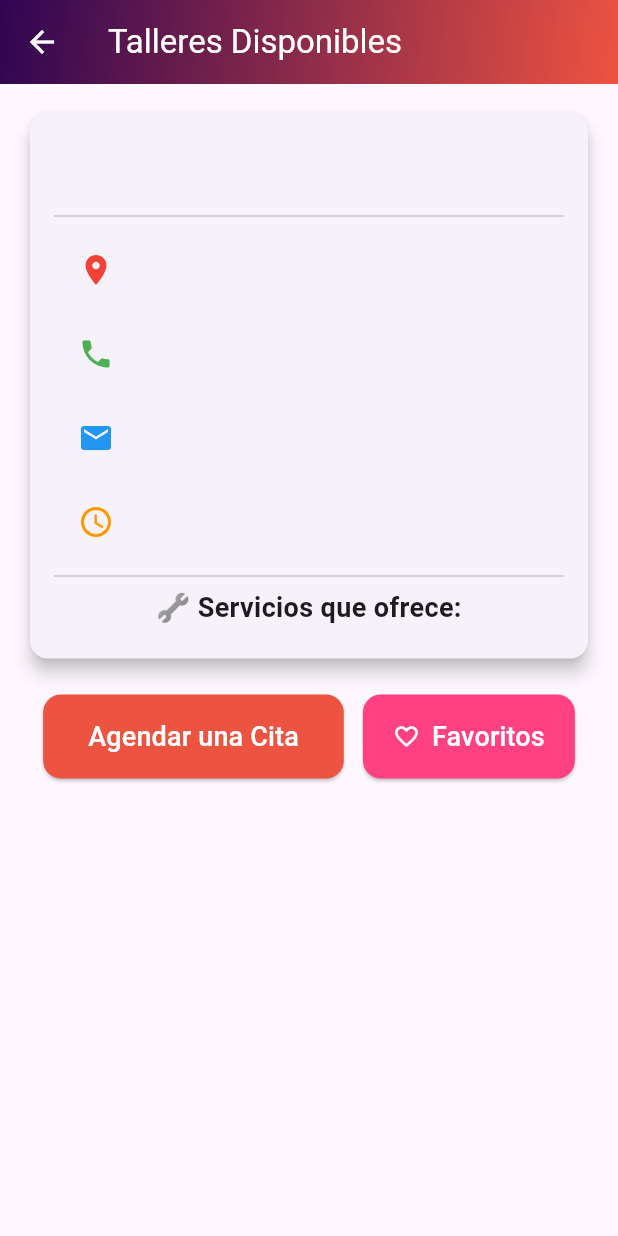
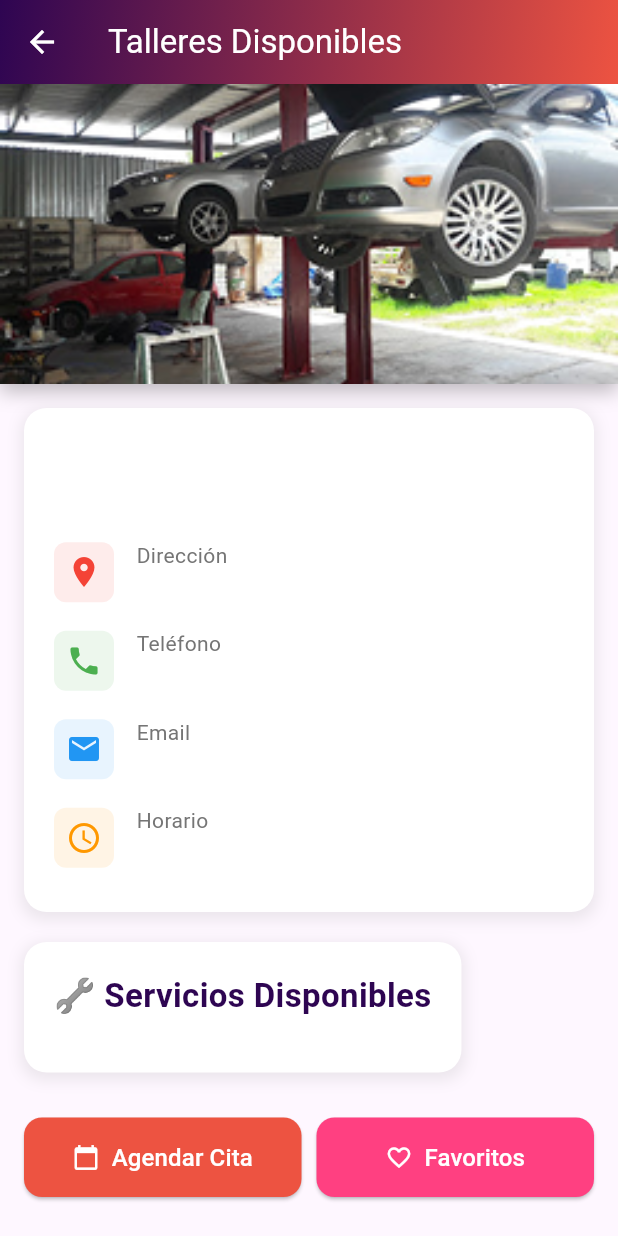
Before and after one commit to BIZAGoD/appclientemia, a Flutter app: the PantallaDetallesTaller screen opened directly with empty values, on a phone screen of 412 x 824 dp. Run offline on Flutter 3.47's test engine with Material 3 defaults, Android fonts, the phone set to English and light mode, and no system bars; our stand-ins replace image_picker, shared_preferences; accounts and stored records are empty.

Commit message:
Mejora de detalles de taller

```diff
--- a/lib/Pantallas/Servicios/PantallaDetallesTaller.dart
+++ b/lib/Pantallas/Servicios/PantallaDetallesTaller.dart
@@ -31,66 +31,131 @@ class PantallaDetallesTaller extends StatelessWidget {
       ),
 
 
-      body: Padding(
+      body: SingleChildScrollView(  // Añadido para permitir scroll
+        child: Column(
+          children: [
+            // Imagen de cabecera
+            Container(
+              height: 200,
+              width: double.infinity,
+              decoration: BoxDecoration(
+                image: DecorationImage(
+                  image: AssetImage('assets/ImageDelTaller.webp'), // Asegúrate de tener esta imagen
+                  fit: BoxFit.cover,
+                ),
+                boxShadow: [
+                  BoxShadow(
+                    color: Colors.black26,
+                    blurRadius: 10,
+                    offset: Offset(0, 5),
+                  ),
+                ],
+              ),
+            ),
+
+            Padding(
               padding: const EdgeInsets.all(16.0),
               child: Column(
                 crossAxisAlignment: CrossAxisAlignment.start,
                 children: [
-            Card(
-              elevation: 5,
-              shape: RoundedRectangleBorder(
-                borderRadius: BorderRadius.circular(12),
+                  // Información principal del taller
+                  Container(
+                    padding: EdgeInsets.all(20),
+                    decoration: BoxDecoration(
+                      color: Colors.white,
+                      borderRadius: BorderRadius.circular(15),
+                      boxShadow: [
+                        BoxShadow(
+                          color: Colors.grey.withOpacity(0.2),
+                          spreadRadius: 2,
+                          blurRadius: 8,
+                          offset: Offset(0, 3),
                         ),
-              child: Padding(
-                padding: const EdgeInsets.all(16.0),
+                      ],
+                    ),
                     child: Column(
                       children: [
                         Text(
                           taller.nombre,
-                      style: const TextStyle(
-                        fontSize: 24,
+                          style: TextStyle(
+                            fontSize: 28,
                             fontWeight: FontWeight.bold,
                             color: Color.fromARGB(255, 46, 5, 82),
                           ),
                           textAlign: TextAlign.center,
                         ),
-                    const SizedBox(height: 10),
-                    const Divider(),
-                    ListTile(
-                      leading: const Icon(Icons.location_on, color: Colors.red),
-                      title: Text(taller.direccion),
+                        SizedBox(height: 20),
+                        _buildInfoTile(
+                          icon: Icons.location_on,
+                          color: Colors.red,
+                          title: 'Dirección',
+                          subtitle: taller.direccion,
                         ),
-                    ListTile(
-                      leading: const Icon(Icons.phone, color: Colors.green),
-                      title: Text(taller.telefono),
+                        _buildInfoTile(
+                          icon: Icons.phone,
+                          color: Colors.green,
+                          title: 'Teléfono',
+                          subtitle: taller.telefono,
                         ),
-                    ListTile(
-                      leading: const Icon(Icons.email, color: Colors.blue),
-                      title: Text(taller.email),
+                        _buildInfoTile(
+                          icon: Icons.email,
+                          color: Colors.blue,
+                          title: 'Email',
+                          subtitle: taller.email,
                         ),
-                    ListTile(
-                      leading: const Icon(Icons.access_time, color: Colors.orange),
-                      title: Text(taller.horario),
+                        _buildInfoTile(
+                          icon: Icons.access_time,
+                          color: Colors.orange,
+                          title: 'Horario',
+                          subtitle: taller.horario,
                         ),
-                    const Divider(),
-                    const Text(
-                      '🔧 Servicios que ofrece:',
-                      style: TextStyle(fontSize: 18, fontWeight: FontWeight.bold),
-                    ),
-                    const SizedBox(height: 5),
-                    // Aquí puedes agregar más detalles si es necesario
                       ],
                     ),
                   ),
+
+                  SizedBox(height: 20),
+
+                  // Sección de servicios
+                  Container(
+                    padding: EdgeInsets.all(20),
+                    decoration: BoxDecoration(
+                      color: Colors.white,
+                      borderRadius: BorderRadius.circular(15),
+                      boxShadow: [
+                        BoxShadow(
+                          color: Colors.grey.withOpacity(0.2),
+                          spreadRadius: 2,
+                          blurRadius: 8,
+                          offset: Offset(0, 3),
+                        ),
+                      ],
+                    ),
+                    child: Column(
+                      crossAxisAlignment: CrossAxisAlignment.start,
+                      children: [
+                        Text(
+                          '🔧 Servicios Disponibles',
+                          style: TextStyle(
+                            fontSize: 22,
+                            fontWeight: FontWeight.bold,
+                            color: Color.fromARGB(255, 46, 5, 82),
+                          ),
+                        ),
+                        SizedBox(height: 15),
+                        // Aquí puedes agregar la lista de servicios
+                      ],
+                    ),
                   ),
 
-            const SizedBox(height: 20),                     //UNA FILA DE BOTONES
+                  SizedBox(height: 30),
+
+                  // Botones de acción
                   Row(
                     mainAxisAlignment: MainAxisAlignment.spaceEvenly,
                     children: [
-                ElevatedButton(
+                      Expanded(
+                        child: ElevatedButton.icon(
                           onPressed: () {
-                                                        // Navegar a la pantalla de agendar servicio
                             Navigator.pushReplacement(
                               context,
                               MaterialPageRoute(
@@ -98,34 +163,39 @@ class PantallaDetallesTaller extends StatelessWidget {
                               ),
                             );
                           },
+                          icon: Icon(Icons.calendar_today, color: Colors.white),
+                          label: Text(
+                            'Agendar Cita',
+                            style: TextStyle(fontSize: 16, color: Colors.white),
+                          ),
                           style: ElevatedButton.styleFrom(
-                    backgroundColor: const Color.fromARGB(255, 237, 83, 65),
-                    padding: const EdgeInsets.symmetric(horizontal: 30, vertical: 15),
+                            backgroundColor: Color.fromARGB(255, 237, 83, 65),
+                            padding: EdgeInsets.symmetric(vertical: 15),
                             shape: RoundedRectangleBorder(
                               borderRadius: BorderRadius.circular(12),
                             ),
                           ),
-                  child: const Text(
-                    'Agendar una Cita',
-                    style: TextStyle(fontSize: 18, color: Colors.white),
                         ),
                       ),
-                ElevatedButton.icon(
+                      SizedBox(width: 10),
+                      Expanded(
+                        child: ElevatedButton.icon(
                           onPressed: () {
                             ScaffoldMessenger.of(context).showSnackBar(
                               SnackBar(content: Text('${taller.nombre} agregado a favoritos ❤️')),
                             );
                           },
-                  icon: const Icon(Icons.favorite_border, color: Colors.white),
-                  label: const Text(
+                          icon: Icon(Icons.favorite_border, color: Colors.white),
+                          label: Text(
                             'Favoritos',
-                    style: TextStyle(fontSize: 18, color: Colors.white),
+                            style: TextStyle(fontSize: 16, color: Colors.white),
                           ),
                           style: ElevatedButton.styleFrom(
                             backgroundColor: Colors.pinkAccent,
-                    padding: const EdgeInsets.symmetric(horizontal: 20, vertical: 15),
+                            padding: EdgeInsets.symmetric(vertical: 15),
                             shape: RoundedRectangleBorder(
                               borderRadius: BorderRadius.circular(12),
+                            ),
                           ),
                         ),
                       ),
@@ -134,6 +204,54 @@ class PantallaDetallesTaller extends StatelessWidget {
                 ],
               ),
             ),
+          ],
+        ),
+      ),
+    );
+  }
+
+  Widget _buildInfoTile({
+    required IconData icon,
+    required Color color,
+    required String title,
+    required String subtitle,
+  }) {
+    return Padding(
+      padding: const EdgeInsets.symmetric(vertical: 8.0),
+      child: Row(
+        children: [
+          Container(
+            padding: EdgeInsets.all(8),
+            decoration: BoxDecoration(
+              color: color.withOpacity(0.1),
+              borderRadius: BorderRadius.circular(8),
+            ),
+            child: Icon(icon, color: color),
+          ),
+          SizedBox(width: 15),
+          Expanded(
+            child: Column(
+              crossAxisAlignment: CrossAxisAlignment.start,
+              children: [
+                Text(
+                  title,
+                  style: TextStyle(
+                    fontSize: 14,
+                    color: Colors.grey[600],
+                  ),
+                ),
+                Text(
+                  subtitle,
+                  style: TextStyle(
+                    fontSize: 16,
+                    fontWeight: FontWeight.w500,
+                  ),
+                ),
+              ],
+            ),
+          ),
+        ],
+      ),
     );
   }
 }
--- a/pubspec.yaml
+++ b/pubspec.yaml
@@ -33,6 +33,8 @@ flutter:
      - assets/perfil.webp
      - assets/logohome.webp
      - assets/pantalla-de-carga1.webp
+     - assets/ImageDelTaller.webp
      - assets/ZKZg.gif
 
+
       # Ruta de la imagen que quieres usar
```
Also changed, not shown: assets/ImageDelTaller.webp (added). Lines whose indentation alone changed are shown as unchanged.
